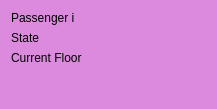
Qt form Passenger.ui (awallace77/elevator-simulator) before a commit.
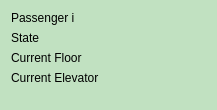
The same form after that commit.

Commit message: Finished the elevator simulator

```diff
--- a/Passenger.ui
+++ b/Passenger.ui
@@ -7,15 +7,14 @@
     <x>0</x>
     <y>0</y>
     <width>217</width>
-    <height>109</height>
+    <height>110</height>
    </rect>
   </property>
   <property name="windowTitle">
    <string>Form</string>
   </property>
   <property name="styleSheet">
-   <string notr="true">
-background-color: rgb(220, 138, 221);</string>
+   <string notr="true">background-color: 	rgb(193, 225, 193);</string>
   </property>
   <layout class="QVBoxLayout" name="verticalLayout">
    <item>
@@ -43,6 +42,13 @@
      </property>
     </widget>
    </item>
+   <item>
+    <widget class="QLabel" name="currentElevatorLabel">
+     <property name="text">
+      <string>Current Elevator</string>
+     </property>
+    </widget>
+   </item>
    <item>
     <spacer name="verticalSpacer">
      <property name="orientation">
```
The commit also changes 99 other files.
